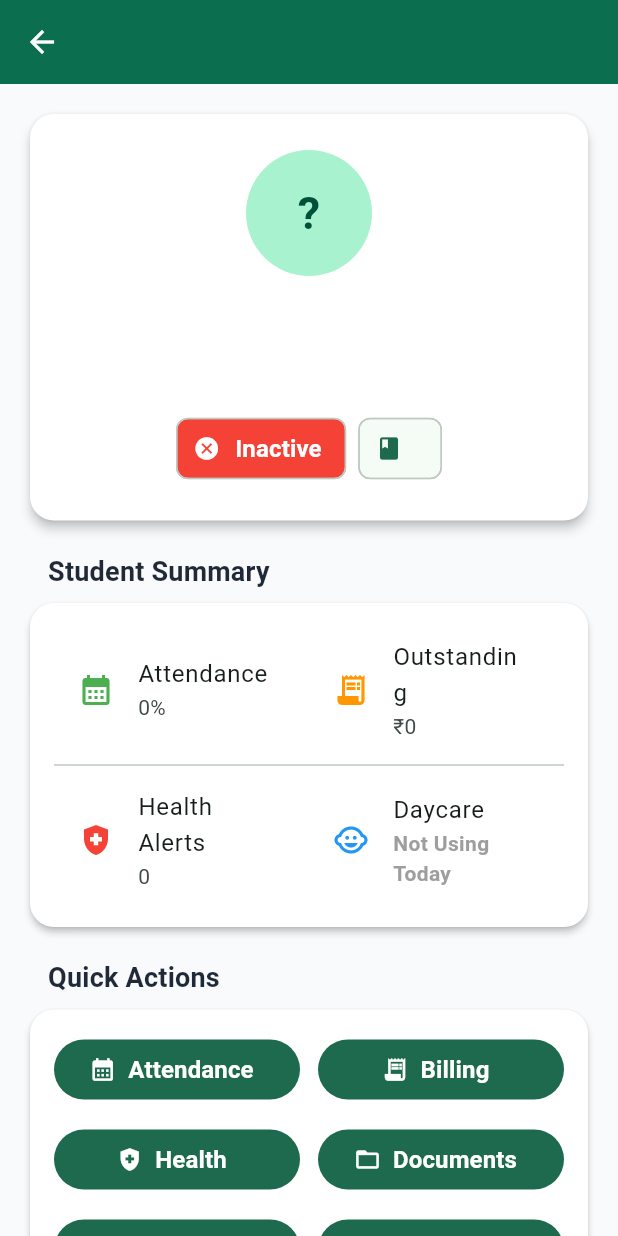
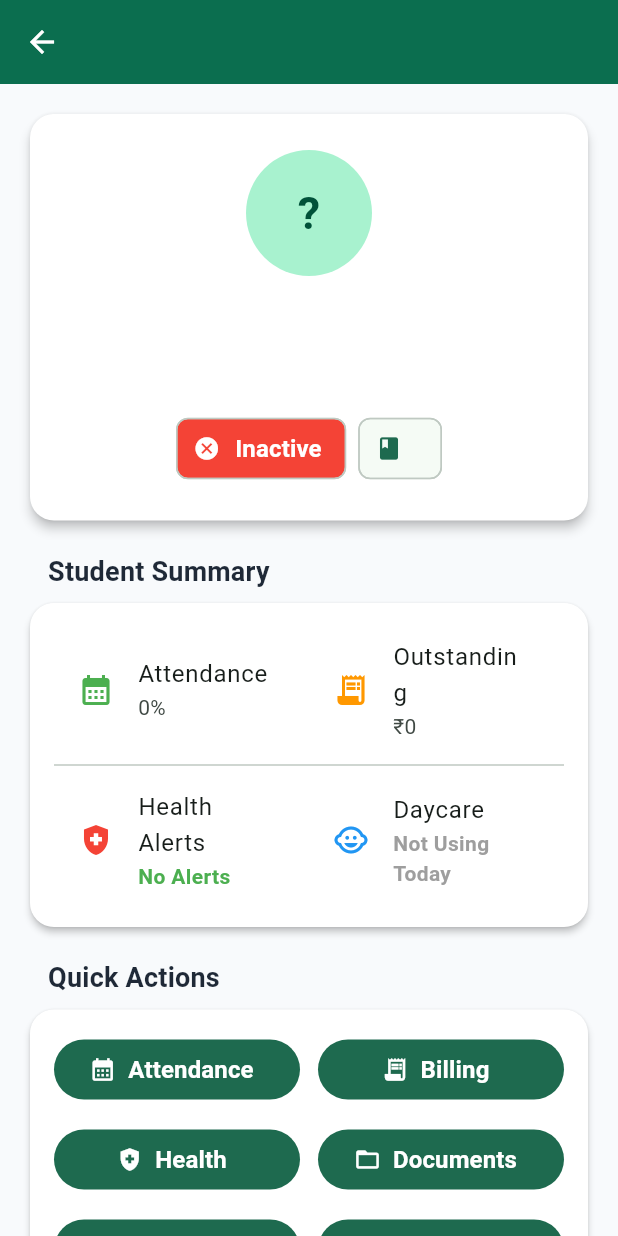
Before and after one commit to bhagwatgouri-beep/cubs_corner_connect, a Flutter app: the StudentProfileScreen screen opened directly with empty values, on a phone screen of 412 x 824 dp. Run offline on Flutter 3.47's test engine with Material 3 defaults, Android fonts, the phone set to English and light mode, and no system bars; our stand-ins replace cloud_firestore, firebase_auth, firebase_core, image_picker; accounts and stored records are empty.

Commit message:
Add live student dashboard indicators

```diff
--- a/lib/features/admin/students/student_profile_screen.dart
+++ b/lib/features/admin/students/student_profile_screen.dart
@@ -191,6 +191,26 @@ Color _daycareStatusColor() {
   }
 
   return Colors.grey;
+}
+
+int _healthAlertCount() {
+  int alerts = 0;
+
+  if (_student.allergies.trim().isNotEmpty) {
+    alerts++;
+  }
+
+  if (_student.medicalNotes.trim().isNotEmpty) {
+    alerts++;
+  }
+
+  return alerts;
+}
+
+Color _healthAlertColor() {
+  return _healthAlertCount() == 0
+      ? Colors.green
+      : Colors.red;
 }
 @override
 Widget build(BuildContext context) {
@@ -404,13 +424,18 @@ Icons
 color:
 Colors.red,
 ),
-title: const Text(
-'Health Alerts',
-),
-subtitle:
-const Text(
-'0',
-),
+  title: const Text(
+    'Health Alerts',
+  ),
+  subtitle: Text(
+    _healthAlertCount() == 0
+        ? 'No Alerts'
+        : '${_healthAlertCount()} Alert${_healthAlertCount() == 1 ? '' : 's'}',
+    style: TextStyle(
+      color: _healthAlertColor(),
+      fontWeight: FontWeight.w600,
+    ),
+  ),
 ),
 ),
 Expanded(
```
